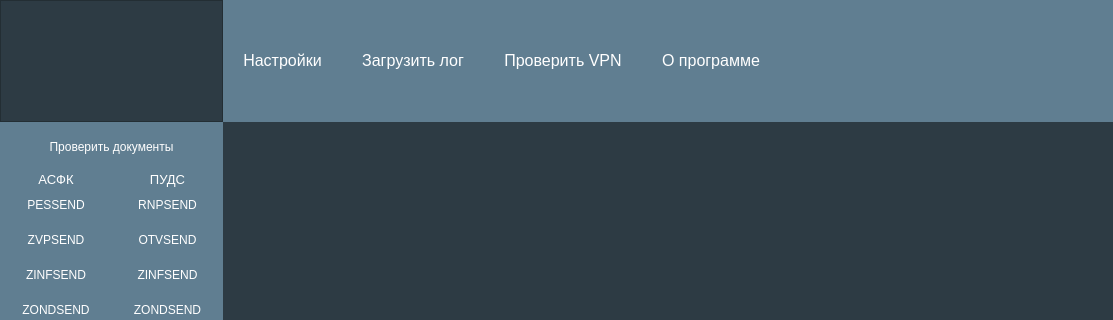
Qt form project_v2/ui_forms/MainWindow_new.ui (ShilkinYuV/OPERO_PDS) before a commit; both pictures show x 0 to 1113 and y 0 to 320 of the 1113 by 854 pixel window.
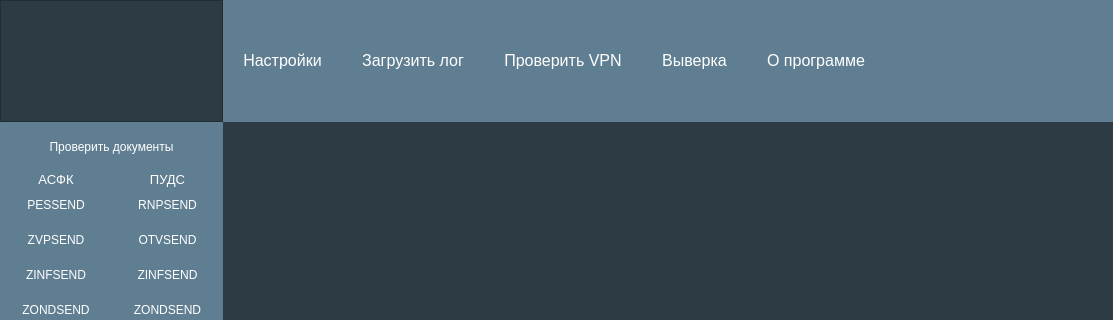
The same form after that commit. Icons and pictures are not drawn.

```diff
--- a/project_v2/ui_forms/MainWindow_new.ui
+++ b/project_v2/ui_forms/MainWindow_new.ui
@@ -95,6 +95,14 @@
       </item>
       <item>
        <widget class="QWidget" name="widget_2" native="true">
+        <property name="font">
+         <font>
+          <pointsize>12</pointsize>
+         </font>
+        </property>
+        <property name="cursor">
+         <cursorShape>PointingHandCursor</cursorShape>
+        </property>
         <property name="styleSheet">
          <string notr="true">.QPushButton {
 color: white;
@@ -176,6 +184,18 @@
            </property>
           </widget>
          </item>
+         <item>
+          <widget class="QPushButton" name="pbutton_viverka">
+           <property name="font">
+            <font>
+             <pointsize>12</pointsize>
+            </font>
+           </property>
+           <property name="text">
+            <string>Выверка</string>
+           </property>
+          </widget>
+         </item>
          <item>
           <widget class="QPushButton" name="pbutton_show_about">
            <property name="font">
```
